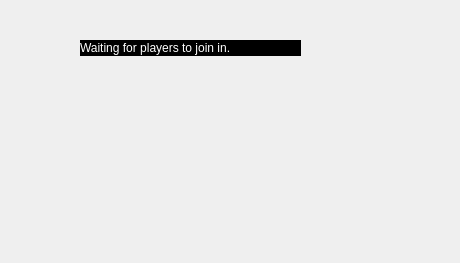
Before: the Qt Designer form client_gui/joingame.ui in Igris-1/tp_final_taller_g13, drawn with Qt 5.
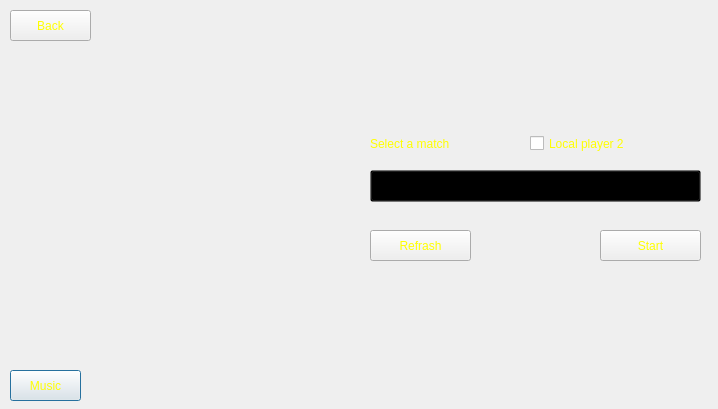
After: the same form once the commit is applied. Icons and pictures are not drawn.

What changed in the file:
```diff
--- a/client_gui/joingame.ui
+++ b/client_gui/joingame.ui
@@ -6,20 +6,20 @@
    <rect>
     <x>0</x>
     <y>0</y>
-    <width>460</width>
-    <height>263</height>
+    <width>718</width>
+    <height>409</height>
    </rect>
   </property>
   <property name="minimumSize">
    <size>
-    <width>460</width>
-    <height>263</height>
+    <width>718</width>
+    <height>409</height>
    </size>
   </property>
   <property name="maximumSize">
    <size>
-    <width>460</width>
-    <height>263</height>
+    <width>718</width>
+    <height>409</height>
    </size>
   </property>
   <property name="windowTitle">
@@ -28,25 +28,138 @@
   <property name="styleSheet">
    <string notr="true">border-image: url(:/assets/images/image_6.png);</string>
   </property>
+  <widget class="QComboBox" name="matchesBox">
+   <property name="geometry">
+    <rect>
+     <x>370</x>
+     <y>170</y>
+     <width>331</width>
+     <height>32</height>
+    </rect>
+   </property>
+   <property name="styleSheet">
+    <string notr="true">background-color: transparent;
+background-image: transparent;
+border-image: transparent;</string>
+   </property>
+  </widget>
   <widget class="QLabel" name="label">
    <property name="geometry">
     <rect>
-     <x>80</x>
-     <y>40</y>
-     <width>221</width>
-     <height>16</height>
+     <x>370</x>
+     <y>130</y>
+     <width>141</width>
+     <height>27</height>
     </rect>
    </property>
    <property name="styleSheet">
-    <string notr="true">background-color: rgb(0, 0, 0);
+    <string notr="true">
 background-image: transparent;
 border-image: transparent;
-font: 75 11pt &quot;Noto Rashi Hebrew ExtBd&quot;;
-color: rgb(255, 255, 255);
-</string>
+font: 75 14pt &quot;Noto Rashi Hebrew ExtBd&quot;;
+color: rgb(255, 255, 0);</string>
    </property>
    <property name="text">
-    <string>Waiting for players to join in.</string>
+    <string>Select a match</string>
+   </property>
+  </widget>
+  <widget class="QPushButton" name="musicButton">
+   <property name="geometry">
+    <rect>
+     <x>10</x>
+     <y>370</y>
+     <width>71</width>
+     <height>31</height>
+    </rect>
+   </property>
+   <property name="styleSheet">
+    <string notr="true">font: 81 13pt &quot;Noto Rashi Hebrew ExtBd&quot;;
+color: rgb(255, 255, 0);
+background-image: transparent;
+border-image: transparent;</string>
+   </property>
+   <property name="text">
+    <string>Music</string>
+   </property>
+  </widget>
+  <widget class="QPushButton" name="backButton">
+   <property name="geometry">
+    <rect>
+     <x>10</x>
+     <y>10</y>
+     <width>81</width>
+     <height>31</height>
+    </rect>
+   </property>
+   <property name="styleSheet">
+    <string notr="true">font: 81 14pt &quot;Noto Rashi Hebrew ExtBd&quot;;
+color: rgb(255, 255, 0);
+
+background-image: transparent;
+border-image: transparent;</string>
+   </property>
+   <property name="text">
+    <string>Back</string>
+   </property>
+  </widget>
+  <widget class="QCheckBox" name="player2Button">
+   <property name="geometry">
+    <rect>
+     <x>530</x>
+     <y>130</y>
+     <width>171</width>
+     <height>27</height>
+    </rect>
+   </property>
+   <property name="styleSheet">
+    <string notr="true">font: 81 14pt &quot;Noto Rashi Hebrew ExtBd&quot;;
+color: rgb(255, 255, 0);
+
+background-image: transparent;
+border-image: transparent;</string>
+   </property>
+   <property name="text">
+    <string>Local player 2</string>
+   </property>
+  </widget>
+  <widget class="QPushButton" name="startButton">
+   <property name="geometry">
+    <rect>
+     <x>600</x>
+     <y>230</y>
+     <width>101</width>
+     <height>31</height>
+    </rect>
+   </property>
+   <property name="styleSheet">
+    <string notr="true">font: 81 14pt &quot;Noto Rashi Hebrew ExtBd&quot;;
+color: rgb(255, 255, 0);
+
+background-image: transparent;
+border-image: transparent;</string>
+   </property>
+   <property name="text">
+    <string>Start</string>
+   </property>
+  </widget>
+  <widget class="QPushButton" name="refreshButton">
+   <property name="geometry">
+    <rect>
+     <x>370</x>
+     <y>230</y>
+     <width>101</width>
+     <height>31</height>
+    </rect>
+   </property>
+   <property name="styleSheet">
+    <string notr="true">font: 81 14pt &quot;Noto Rashi Hebrew ExtBd&quot;;
+color: rgb(255, 255, 0);
+
+background-image: transparent;
+border-image: transparent;</string>
+   </property>
+   <property name="text">
+    <string>Refrash</string>
    </property>
   </widget>
  </widget>
```
Left out of the diff: 4 changed lines with no effect on the pictures.
